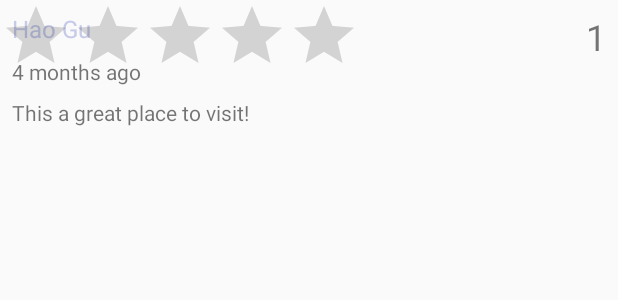
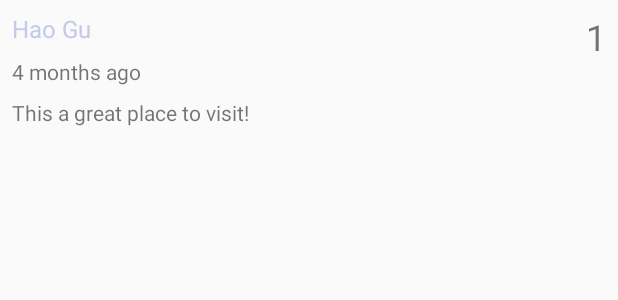
Before and after one commit to CS3714-Asian-Power/MyTrail, an Android app: the layout layout_detail_review.xml on its own in the app's theme, with its tools: preview values and no code run, on a phone screen of 412 x 824 dp. Shown: the top 300 px of the screen. Run offline under Robolectric (Android 15) with nearby library versions, the phone set to English and light mode, and no system bars.

Commit message:
delete star

```diff
--- a/app/src/main/res/layout/layout_detail_review.xml
+++ b/app/src/main/res/layout/layout_detail_review.xml
@@ -51,10 +51,4 @@
         app:layout_constraintStart_toStartOf="parent"
         app:layout_constraintTop_toBottomOf="@+id/review_time" />
 
-    <RatingBar
-        android:id="@+id/ratingBar"
-        android:layout_width="wrap_content"
-        android:layout_height="wrap_content"
-        tools:layout_editor_absoluteX="129dp"
-        tools:layout_editor_absoluteY="120dp" />
 </android.support.constraint.ConstraintLayout>
```
